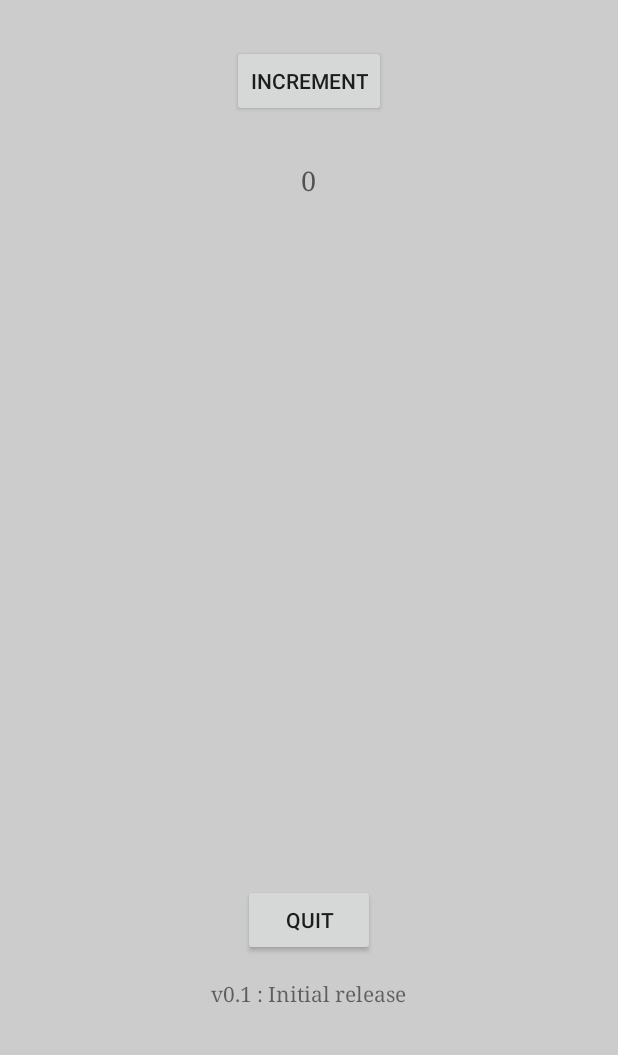
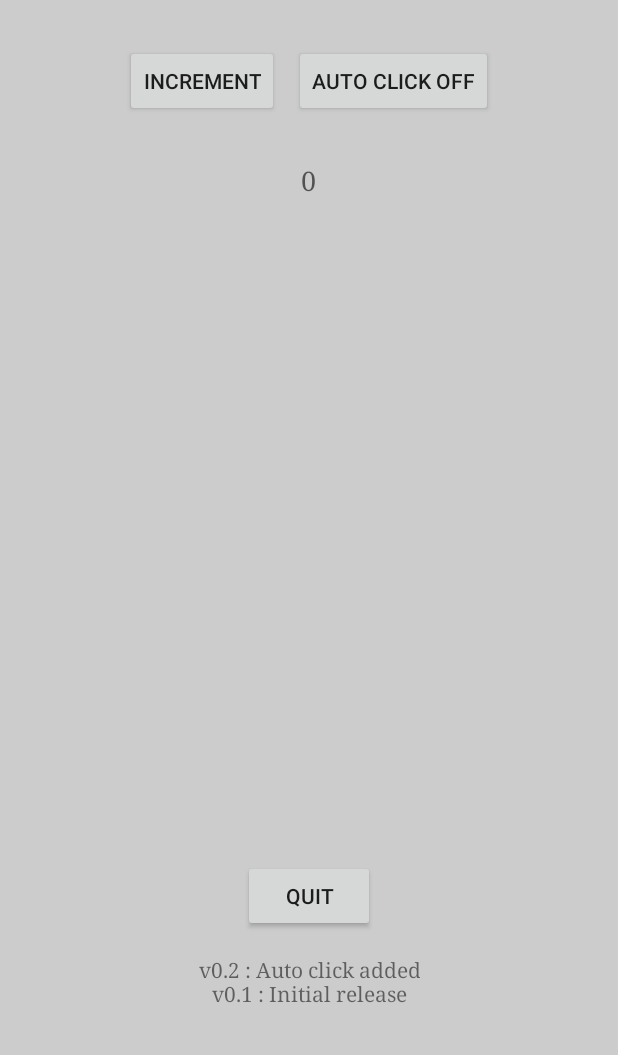
Before and after one commit to flakeparadigm/TheIncrementalGame, an Android app: the screen it shows after launch (MainActivity), on a phone screen of 412 x 824 dp, the part 181-1236 px from its top. Run offline under Robolectric (Android 15) with nearby library versions, the light colour scheme and no system bars.

Commit message:
v0.2 : Auto click added Added auto click to the android app!

```diff
--- a/app/src/main/java/com/flakeparadigm/theincrementalgame/MainActivity.java
+++ b/app/src/main/java/com/flakeparadigm/theincrementalgame/MainActivity.java
@@ -4,9 +4,11 @@ import android.app.Activity;
 import android.app.AlertDialog;
 import android.content.DialogInterface;
 import android.os.Bundle;
+import android.os.Handler;
 import android.view.Menu;
 import android.view.MenuItem;
 import android.view.View;
+import android.widget.Button;
 import android.widget.TextView;
 
 
@@ -15,16 +17,24 @@ public class MainActivity extends Activity {
     private int clickCount = 0;
     private int incrementFactor = 1;
     private TextView countView;
+    private Button autoButton;
     private AlertDialog quitDialog;
+
+    // autoincrementing
+    private Handler h = new Handler();
+    int delay = 1000; //milliseconds
+    boolean doIncrement = false;
 
     @Override
     protected void onCreate(Bundle savedInstanceState) {
         super.onCreate(savedInstanceState);
         setContentView(R.layout.activity_main);
 
+        // start counter
         countView = (TextView) findViewById(R.id.click_count);
         updateCount();
 
+        // create quit dialog
         AlertDialog.Builder builder = new AlertDialog.Builder(this);
         builder.setMessage(R.string.quit_message);
         builder.setTitle(R.string.quit_title);
@@ -34,8 +44,10 @@ public class MainActivity extends Activity {
                 decrement();
             }
         });
+        quitDialog = builder.create();
 
-        quitDialog = builder.create();
+        // get auto increment button
+        autoButton = (Button) findViewById(R.id.auto_button);
     }
 
 
@@ -52,6 +64,26 @@ public class MainActivity extends Activity {
         return super.onOptionsItemSelected(item);
     }
 
+    public void autoIncrementToggle(View view) {
+        if(doIncrement) {
+            autoButton.setText(R.string.auto_click_off);
+            doIncrement = false;
+
+        } else {
+            // create auto incrementer
+            h.postDelayed(new Runnable(){
+                public void run(){
+                    if( doIncrement ) {
+                        increment(null);
+                        h.postDelayed(this, delay);
+                    }
+                }
+            }, delay);
+
+            autoButton.setText(R.string.auto_click_on);
+            doIncrement = true;
+        }
+    }
     public void increment(View view) {
         clickCount += incrementFactor;
         updateCount();
--- a/app/src/main/res/layout/activity_main.xml
+++ b/app/src/main/res/layout/activity_main.xml
@@ -43,12 +43,14 @@
 
             android:onClick="increment"/>
 
-        <!--<Button
+        <Button
             android:layout_width="wrap_content"
             android:layout_height="wrap_content"
             android:layout_marginLeft="10dp"
             android:text="@string/auto_click_off"
-            android:id="@+id/auto_button" />-->
+            android:id="@+id/auto_button"
+
+            android:onClick="autoIncrementToggle" />
     </LinearLayout>
 
     <com.flakeparadigm.theincrementalgame.SerifTextView
@@ -80,6 +82,7 @@
         android:layout_alignParentBottom="true"
         android:layout_centerHorizontal="true"
         android:layout_marginBottom="15dp"
-        android:typeface="serif" />
+        android:typeface="serif"
+        android:gravity="center_horizontal" />
 
 </RelativeLayout>
--- a/app/src/main/res/values/strings.xml
+++ b/app/src/main/res/values/strings.xml
@@ -10,7 +10,7 @@
     <string name="auto_click_off">Auto Click OFF</string>
     <string name="auto_click_on">Auto Click ON</string>
     <string name="quit">Quit</string>
-    <string name="changelog_text">v0.1 : Initial release</string>
+    <string name="changelog_text">v0.2 : Auto click added\nv0.1 : Initial release</string>
 
     <string name="quit_message">Woah woah woah, what\'s that quit button doing there? You can\'t quit incremental games ! -1 point.</string>
     <string name="quit_title">Quit?!</string>
```
Also changed, not shown: 1 other file.
